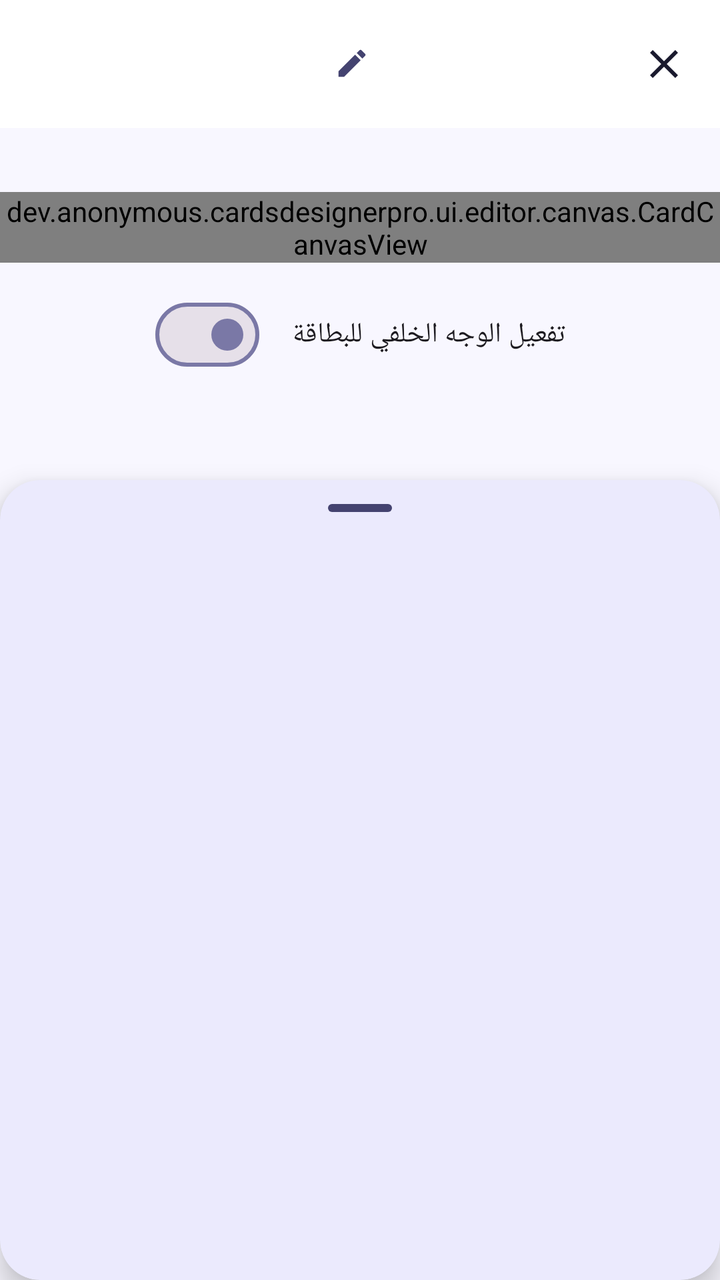
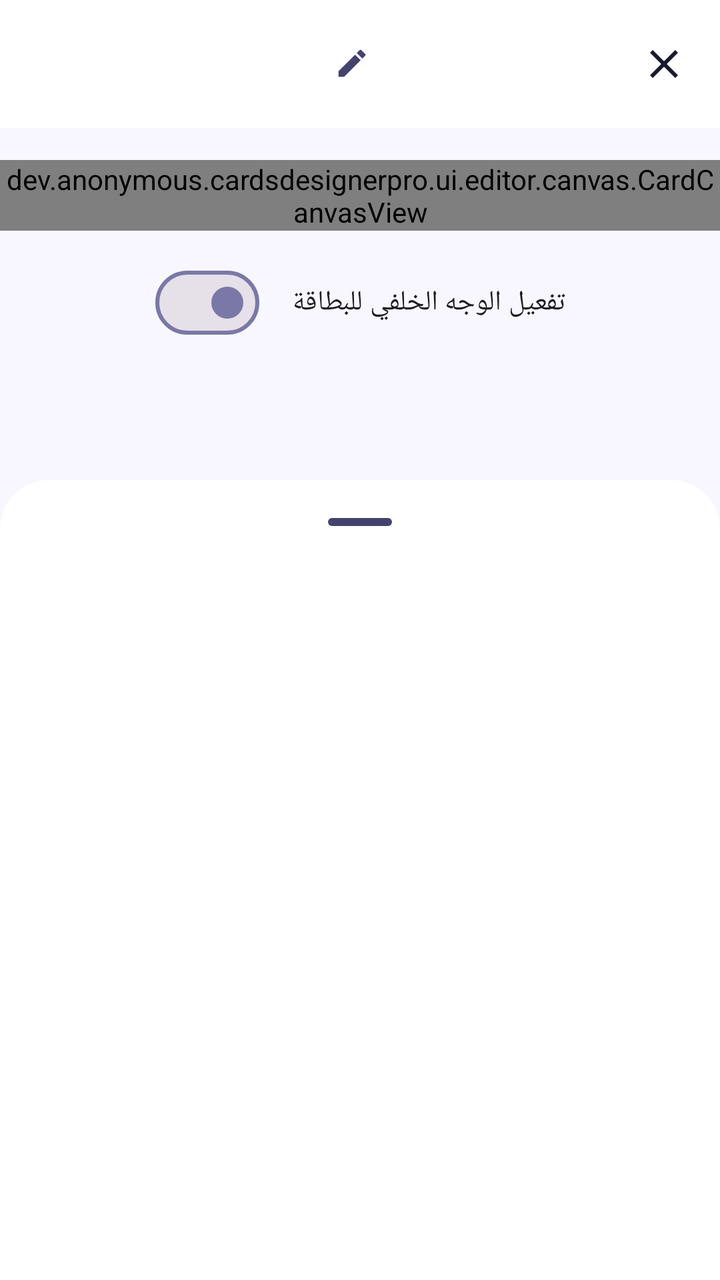

Compare the two renders of this Android layout. The source of the first and the diff that turns it into the second are given below.
<!-- AndroidManifest.xml: application theme Theme.CardsDesignerPro -->
<!-- res/layout/activity_editor.xml -->
<?xml version="1.0" encoding="utf-8"?>
<RelativeLayout xmlns:android="http://schemas.android.com/apk/res/android"
    xmlns:app="http://schemas.android.com/apk/res-auto"
    android:layout_width="match_parent"
    android:layout_height="match_parent"
    android:layoutDirection="rtl">

    <androidx.coordinatorlayout.widget.CoordinatorLayout
        android:layout_width="match_parent"
        android:layout_height="match_parent">

        
        <com.google.android.material.appbar.AppBarLayout
            android:id="@+id/app_bar"
            android:layout_width="match_parent"
            android:layout_height="wrap_content"
            android:background="?attr/colorSurface"
            android:stateListAnimator="@null"
            app:elevation="0dp"
            app:liftOnScroll="false">

            <com.google.android.material.appbar.MaterialToolbar
                android:id="@+id/toolbar"
                android:layout_width="match_parent"
                android:layout_height="?attr/actionBarSize"
                app:layout_scrollFlags="scroll|enterAlways"
                app:navigationContentDescription="@string/btn_close"
                app:navigationIcon="@drawable/ic_close_24"
                app:navigationIconTint="?attr/colorOnSurface"
                app:title=" "
                app:titleTextColor="?attr/colorOnSurface">

                <LinearLayout
                    android:id="@+id/btn_edit_title"
                    android:layout_width="wrap_content"
                    android:layout_height="wrap_content"
                    android:layout_gravity="center"
                    android:background="?attr/selectableItemBackground"
                    android:clickable="true"
                    android:focusable="true"
                    android:gravity="center_vertical"
                    android:orientation="horizontal"
                    android:paddingHorizontal="16dp"
                    android:paddingVertical="8dp">

                    <TextView
                        android:id="@+id/tv_template_name"
                        android:layout_width="wrap_content"
                        android:layout_height="wrap_content"
                        android:layout_marginEnd="8dp"
                        android:textAppearance="?attr/textAppearanceTitleMedium"
                        android:textColor="?attr/colorOnSurface" />

                    <ImageView
                        android:layout_width="18dp"
                        android:layout_height="18dp"
                        android:src="@drawable/ic_rename_24"
                        app:tint="?attr/colorOnSurfaceVariant" />
                </LinearLayout>
            </com.google.android.material.appbar.MaterialToolbar>

        </com.google.android.material.appbar.AppBarLayout>

        
        <androidx.core.widget.NestedScrollView
            android:id="@+id/scroll_editor"
            android:layout_width="match_parent"
            android:layout_height="match_parent"
            android:clipToPadding="false"
            android:paddingBottom="300dp"
            app:layout_behavior="@string/appbar_scrolling_view_behavior">

            <androidx.constraintlayout.widget.ConstraintLayout
                android:layout_width="match_parent"
                android:layout_height="wrap_content"
                android:paddingBottom="48dp">

                
                <dev.anonymous.cardsdesignerpro.ui.editor.canvas.CardCanvasView
                    android:id="@+id/card_canvas"
                    android:layout_width="0dp"
                    android:layout_height="wrap_content"
                    android:layout_marginTop="32dp"
                    android:background="?attr/colorSurfaceVariant"
                    app:layout_constraintEnd_toEndOf="parent"
                    app:layout_constraintStart_toStartOf="parent"
                    app:layout_constraintTop_toTopOf="parent"
                    app:layout_constraintWidth_max="600dp" />

                
                <TextView
                    android:id="@+id/tv_out_of_bounds"
                    android:layout_width="0dp"
                    android:layout_height="wrap_content"
                    android:background="?attr/colorErrorContainer"
                    android:gravity="center"
                    android:paddingVertical="6dp"
                    android:text="@string/out_of_bounds_warning"
                    android:textAppearance="?attr/textAppearanceLabelMedium"
                    android:textColor="?attr/colorError"
                    android:visibility="gone"
                    app:layout_constraintEnd_toEndOf="parent"
                    app:layout_constraintStart_toStartOf="parent"
                    app:layout_constraintTop_toBottomOf="@id/card_canvas"
                    app:layout_constraintWidth_max="600dp" />

                
                <TextView
                    android:id="@+id/tv_active_side_label"
                    android:layout_width="0dp"
                    android:layout_height="wrap_content"
                    android:gravity="center"
                    android:paddingVertical="6dp"
                    android:textAppearance="?attr/textAppearanceTitleSmall"
                    android:textColor="?attr/colorPrimary"
                    android:visibility="gone"
                    app:layout_constraintEnd_toEndOf="parent"
                    app:layout_constraintStart_toStartOf="parent"
                    app:layout_constraintTop_toBottomOf="@id/tv_out_of_bounds"
                    app:layout_constraintWidth_max="600dp" />

                
                <com.google.android.material.materialswitch.MaterialSwitch
                    android:id="@+id/switch_back_side"
                    android:layout_width="wrap_content"
                    android:layout_height="wrap_content"
                    android:layout_marginTop="12dp"
                    android:text="@string/label_enable_back_side"
                    android:textAppearance="?attr/textAppearanceBodyMedium"
                    app:layout_constraintEnd_toEndOf="parent"
                    app:layout_constraintStart_toStartOf="parent"
                    app:layout_constraintTop_toBottomOf="@id/tv_active_side_label" />

            </androidx.constraintlayout.widget.ConstraintLayout>
        </androidx.core.widget.NestedScrollView>

    </androidx.coordinatorlayout.widget.CoordinatorLayout>


    
    <com.google.android.material.card.MaterialCardView
        android:id="@+id/bottom_sheet_host"
        android:layout_width="match_parent"
        android:layout_height="400dp"
        android:layout_alignParentBottom="true"
        app:cardBackgroundColor="?attr/colorSurface"
        app:cardCornerRadius="20dp"
        app:cardElevation="8dp"
        app:strokeWidth="0dp"
        android:clickable="true"
        android:focusable="true">

        <LinearLayout
            android:layout_width="match_parent"
            android:layout_height="match_parent"
            android:orientation="vertical">

            
            <com.google.android.material.bottomsheet.BottomSheetDragHandleView
                android:id="@+id/dragHandelView"
                android:layout_width="match_parent"
                android:layout_height="wrap_content" />

            
            <androidx.fragment.app.FragmentContainerView
                android:id="@+id/bottom_sheet_container"
                android:layout_width="match_parent"
                android:layout_height="match_parent" />

        </LinearLayout>
    </com.google.android.material.card.MaterialCardView>

</RelativeLayout>
<!-- resources referenced by this layout -->
<resources>
  <!-- drawable ic_close_24 (drawable) -->
  <vector xmlns:android="http://schemas.android.com/apk/res/android"
      android:width="24dp"
      android:height="24dp"
      android:viewportWidth="24"
      android:viewportHeight="24">
      <path
          android:fillColor="#FF000000"
          android:pathData="M19,6.41L17.59,5 12,10.59 6.41,5 5,6.41 10.59,12 5,17.59 6.41,19 12,13.41 17.59,19 19,17.59 13.41,12z"/>
  </vector>
  <!-- drawable ic_rename_24 (drawable) -->
  <vector xmlns:android="http://schemas.android.com/apk/res/android"
      android:width="24dp"
      android:height="24dp"
      android:viewportWidth="24"
      android:viewportHeight="24">
    <path
        android:pathData="M3,17.25V21h3.75L17.81,9.94l-3.75,-3.75L3,17.25zM20.71,7.04c0.39,-0.39 0.39,-1.02 0,-1.41l-2.34,-2.34c-0.39,-0.39 -1.02,-0.39 -1.41,0l-1.83,1.83 3.75,3.75 1.83,-1.83z"
        android:fillColor="#000000"/>
  </vector>
  <string name="btn_close">إغلاق</string>
  <string name="label_enable_back_side">تفعيل الوجه الخلفي للبطاقة</string>
  <string name="out_of_bounds_warning">بعض العناصر أصبحت خارج حدود البطاقة</string>
  <style name="Theme.CardsDesignerPro" parent="Base.Theme.CardsDesignerPro" />
  <style name="Base.Theme.CardsDesignerPro" parent="Theme.Material3.DayNight.NoActionBar">
          <item name="colorPrimary">@color/md_theme_light_primary</item>
          <item name="colorOnPrimary">@color/md_theme_light_onPrimary</item>
          <item name="colorPrimaryContainer">@color/md_theme_light_primaryContainer</item>
          <item name="colorOnPrimaryContainer">@color/md_theme_light_onPrimaryContainer</item>
          <item name="colorSecondary">@color/md_theme_light_secondary</item>
          <item name="colorOnSecondary">@color/md_theme_light_onSecondary</item>
          <item name="android:colorBackground">@color/md_theme_light_background</item>
          <item name="colorSurface">@color/md_theme_light_surface</item>
          <item name="colorOnSurface">@color/md_theme_light_onSurface</item>
          <item name="colorSurfaceVariant">@color/md_theme_light_surfaceVariant</item>
          <item name="colorOnSurfaceVariant">@color/md_theme_light_onSurfaceVariant</item>
          <item name="colorOutline">@color/md_theme_light_outline</item>
          <item name="colorError">@color/md_theme_light_error</item>
          <item name="colorOnError">@color/md_theme_light_onError</item>
          <item name="android:layoutDirection">rtl</item>
          <item name="android:supportsRtl">true</item>
      </style>
  <color name="md_theme_light_primary">#FF5B4FF2</color>
  <color name="md_theme_light_onPrimary">#FFFFFFFF</color>
  <color name="md_theme_light_primaryContainer">#FFE8E5FF</color>
  <color name="md_theme_light_onPrimaryContainer">#FF1A006E</color>
  <color name="md_theme_light_secondary">#FF00BFA5</color>
  <color name="md_theme_light_onSecondary">#FFFFFFFF</color>
  <color name="md_theme_light_background">#FFF8F7FF</color>
  <color name="md_theme_light_surface">#FFFFFFFF</color>
  <color name="md_theme_light_onSurface">#FF1A1A2E</color>
  <color name="md_theme_light_surfaceVariant">#FFE8E5FF</color>
  <color name="md_theme_light_onSurfaceVariant">#FF444370</color>
  <color name="md_theme_light_outline">#FF7A78A6</color>
  <color name="md_theme_light_error">#FFB3261E</color>
  <color name="md_theme_light_onError">#FFFFFFFF</color>
</resources>

<!-- the commit's change to res/layout/activity_editor.xml (unified diff, before → after) -->
@@ -15,15 +15,13 @@
             android:layout_width="match_parent"
             android:layout_height="wrap_content"
             android:background="?attr/colorSurface"
-            android:stateListAnimator="@null"
-            app:elevation="0dp"
-            app:liftOnScroll="false">
+            app:liftOnScrollColor="@android:color/transparent">
 
             <com.google.android.material.appbar.MaterialToolbar
                 android:id="@+id/toolbar"
                 android:layout_width="match_parent"
                 android:layout_height="?attr/actionBarSize"
-                app:layout_scrollFlags="scroll|enterAlways"
+                app:layout_scrollFlags="scroll|enterAlways|snap"
                 app:navigationContentDescription="@string/btn_close"
                 app:navigationIcon="@drawable/ic_close_24"
                 app:navigationIconTint="?attr/colorOnSurface"
@@ -76,15 +74,51 @@
                 android:paddingBottom="48dp">
 
                 
+                <LinearLayout
+                    android:id="@+id/ll_active_side_toggle"
+                    android:layout_width="0dp"
+                    android:layout_height="wrap_content"
+                    android:layout_marginTop="16dp"
+                    android:orientation="vertical"
+                    android:gravity="center"
+                    android:background="?attr/selectableItemBackground"
+                    android:clickable="true"
+                    android:focusable="true"
+                    android:visibility="gone"
+                    app:layout_constraintTop_toTopOf="parent"
+                    app:layout_constraintStart_toStartOf="parent"
+                    app:layout_constraintEnd_toEndOf="parent"
+                    app:layout_constraintWidth_max="600dp">
+                    
+                    <TextView
+                        android:id="@+id/tv_side_title"
+                        android:layout_width="wrap_content"
+                        android:layout_height="wrap_content"
+                        android:text="الوجه الأمامي"
+                        android:textAppearance="?attr/textAppearanceTitleLarge"
+                        android:textStyle="bold"
+                        android:textColor="?attr/colorPrimary" />
+                        
+                    <TextView
+                        android:id="@+id/tv_side_subtitle"
+                        android:layout_width="wrap_content"
+                        android:layout_height="wrap_content"
+                        android:layout_marginTop="2dp"
+                        android:text="إضغط لرؤية الوجه الخلفي"
+                        android:textAppearance="?attr/textAppearanceBodySmall"
+                        android:textColor="?attr/colorOnSurfaceVariant" />
+                </LinearLayout>
+
+                
                 <dev.anonymous.cardsdesignerpro.ui.editor.canvas.CardCanvasView
                     android:id="@+id/card_canvas"
                     android:layout_width="0dp"
                     android:layout_height="wrap_content"
-                    android:layout_marginTop="32dp"
+                    android:layout_marginTop="16dp"
                     android:background="?attr/colorSurfaceVariant"
                     app:layout_constraintEnd_toEndOf="parent"
                     app:layout_constraintStart_toStartOf="parent"
-                    app:layout_constraintTop_toTopOf="parent"
+                    app:layout_constraintTop_toBottomOf="@id/ll_active_side_toggle"
                     app:layout_constraintWidth_max="600dp" />
 
                 
@@ -104,20 +138,7 @@
                     app:layout_constraintTop_toBottomOf="@id/card_canvas"
                     app:layout_constraintWidth_max="600dp" />
 
-                
-                <TextView
-                    android:id="@+id/tv_active_side_label"
-                    android:layout_width="0dp"
-                    android:layout_height="wrap_content"
-                    android:gravity="center"
-                    android:paddingVertical="6dp"
-                    android:textAppearance="?attr/textAppearanceTitleSmall"
-                    android:textColor="?attr/colorPrimary"
-                    android:visibility="gone"
-                    app:layout_constraintEnd_toEndOf="parent"
-                    app:layout_constraintStart_toStartOf="parent"
-                    app:layout_constraintTop_toBottomOf="@id/tv_out_of_bounds"
-                    app:layout_constraintWidth_max="600dp" />
+
 
                 
                 <com.google.android.material.materialswitch.MaterialSwitch
@@ -129,7 +150,7 @@
                     android:textAppearance="?attr/textAppearanceBodyMedium"
                     app:layout_constraintEnd_toEndOf="parent"
                     app:layout_constraintStart_toStartOf="parent"
-                    app:layout_constraintTop_toBottomOf="@id/tv_active_side_label" />
+                    app:layout_constraintTop_toBottomOf="@id/tv_out_of_bounds" />
 
             </androidx.constraintlayout.widget.ConstraintLayout>
         </androidx.core.widget.NestedScrollView>
@@ -144,8 +165,7 @@
         android:layout_height="400dp"
         android:layout_alignParentBottom="true"
         app:cardBackgroundColor="?attr/colorSurface"
-        app:cardCornerRadius="20dp"
-        app:cardElevation="8dp"
+        app:shapeAppearanceOverlay="@style/ShapeAppearanceOverlay.TopRounded"
         app:strokeWidth="0dp"
         android:clickable="true"
         android:focusable="true">
<!-- resource entries referenced after the edit -->
@@ -23,6 +23,13 @@
   <string name="btn_close">إغلاق</string>
   <string name="label_enable_back_side">تفعيل الوجه الخلفي للبطاقة</string>
   <string name="out_of_bounds_warning">بعض العناصر أصبحت خارج حدود البطاقة</string>
+  <style name="ShapeAppearanceOverlay.TopRounded" parent="">
+          <item name="cornerFamily">rounded</item>
+          <item name="cornerSizeTopLeft">24dp</item>
+          <item name="cornerSizeTopRight">24dp</item>
+          <item name="cornerSizeBottomLeft">0dp</item>
+          <item name="cornerSizeBottomRight">0dp</item>
+      </style>
   <style name="Theme.CardsDesignerPro" parent="Base.Theme.CardsDesignerPro" />
   <style name="Base.Theme.CardsDesignerPro" parent="Theme.Material3.DayNight.NoActionBar">
           <item name="colorPrimary">@color/md_theme_light_primary</item>
@@ -39,6 +46,8 @@
           <item name="colorOutline">@color/md_theme_light_outline</item>
           <item name="colorError">@color/md_theme_light_error</item>
           <item name="colorOnError">@color/md_theme_light_onError</item>
+          <item name="android:statusBarColor">?attr/colorSurface</item>
+          <item name="android:windowLightStatusBar">true</item>
           <item name="android:layoutDirection">rtl</item>
           <item name="android:supportsRtl">true</item>
       </style>
